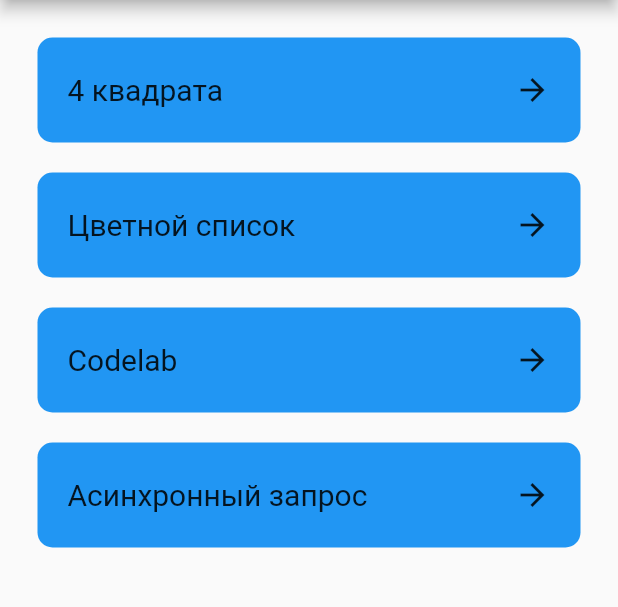
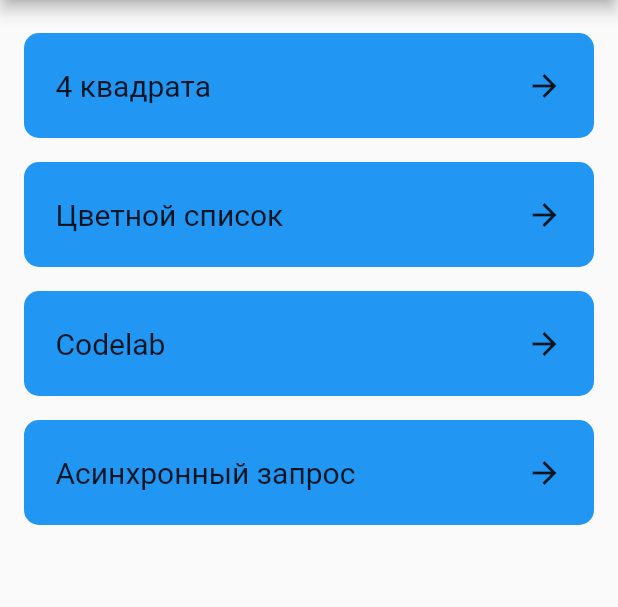
Before and after one commit to NetLost/boost_grade, a Flutter app: the screen it shows after launch, on a phone screen of 412 x 824 dp, the part 84-691 px from its top. Run offline on Flutter 3.47's test engine with Material 2 defaults, Android fonts, the phone set to English and light mode, and no system bars.

Commit message:
fix navigation

```diff
--- a/lib/presentation/pages/home_screen/widgets/custom_button.dart
+++ b/lib/presentation/pages/home_screen/components/home_screen_item.dart
@@ -1,10 +1,20 @@
 import 'package:flutter/material.dart';
 
-Widget customButton(String name, Function()? onTap) {
+class HomeScreenItem extends StatelessWidget {
+  final String name;
+  final VoidCallback onTap;
+  const HomeScreenItem({
+    Key? key,
+    required this.name,
+    required this.onTap,
+  }) : super(key: key);
+
+  @override
+  Widget build(BuildContext context) {
     return GestureDetector(
       onTap: onTap,
       child: Container(
-        padding: const EdgeInsets.symmetric(horizontal: 20),
+        padding: const EdgeInsets.symmetric(horizontal: 21),
         height: 70,
         decoration: BoxDecoration(
             borderRadius: BorderRadius.circular(10), color: Colors.blue),
@@ -21,3 +31,4 @@ Widget customButton(String name, Function()? onTap) {
       ),
     );
   }
+}
--- a/lib/presentation/pages/home_screen/home_screen.dart
+++ b/lib/presentation/pages/home_screen/home_screen.dart
@@ -1,7 +1,25 @@
 import 'package:flutter/material.dart';
-import 'widgets/custom_button.dart';
+import 'components/home_screen_item.dart';
 
 class HomeScreen extends StatelessWidget {
+  static final List<_PageButtonPayload> _titles = [
+    _PageButtonPayload(
+      '4 квадрата',
+      MaterialPageRoute(builder: (context) => Container()),
+    ),
+    _PageButtonPayload(
+      'Цветной список',
+      MaterialPageRoute(builder: (context) => Container()),
+    ),
+    _PageButtonPayload(
+      'Codelab',
+      MaterialPageRoute(builder: (context) => Container()),
+    ),
+    _PageButtonPayload(
+      'Асинхронный запрос',
+      MaterialPageRoute(builder: (context) => Container()),
+    ),
+  ];
 
   const HomeScreen({
     Key? key,
@@ -20,47 +38,27 @@ class HomeScreen extends StatelessWidget {
         ),
       ),
       body: Padding(
-        padding: const EdgeInsets.all(25.0),
-        child: Column(
-          children: [
-            customButton('4 квадрата', () {
-              Navigator.push(
-                context,
-                MaterialPageRoute(
-                  builder: (context) => Container(),
-                ),
-              );
-            }),
-            const SizedBox(height: 20.0,),
-            customButton('Цветной список', () {
-              Navigator.push(
-                context,
-                MaterialPageRoute(
-                  builder: (context) => Container(),
-                ),
-              );
-            }),
-            const SizedBox(height: 20.0,),
-            customButton('Codelab', () {
-              Navigator.push(
-                context,
-                MaterialPageRoute(
-                  builder: (context) => Container(),
-                ),
-              );
-            }),
-            const SizedBox(height: 20.0,),
-            customButton('Асинхронный запрос', () {
-              Navigator.push(
-                context,
-                MaterialPageRoute(
-                  builder: (context) => Container(),
-                ),
-              );
-            }),
-          ],
+        padding: const EdgeInsets.symmetric(horizontal: 16.0, vertical: 22.0),
+        child: ListView.separated(
+          itemCount: _titles.length,
+          separatorBuilder: (context, index) {
+            return const SizedBox(
+              height: 16.0,
+            );
+          },
+          itemBuilder: (context, index) => HomeScreenItem(
+            name: _titles[index].title,
+            onTap: () => Navigator.push(context, _titles[index].route),
+          ),
         ),
       ),
     );
   }
 }
+
+class _PageButtonPayload {
+  final String title;
+  final MaterialPageRoute route;
+
+  const _PageButtonPayload(this.title, this.route);
+}
```
